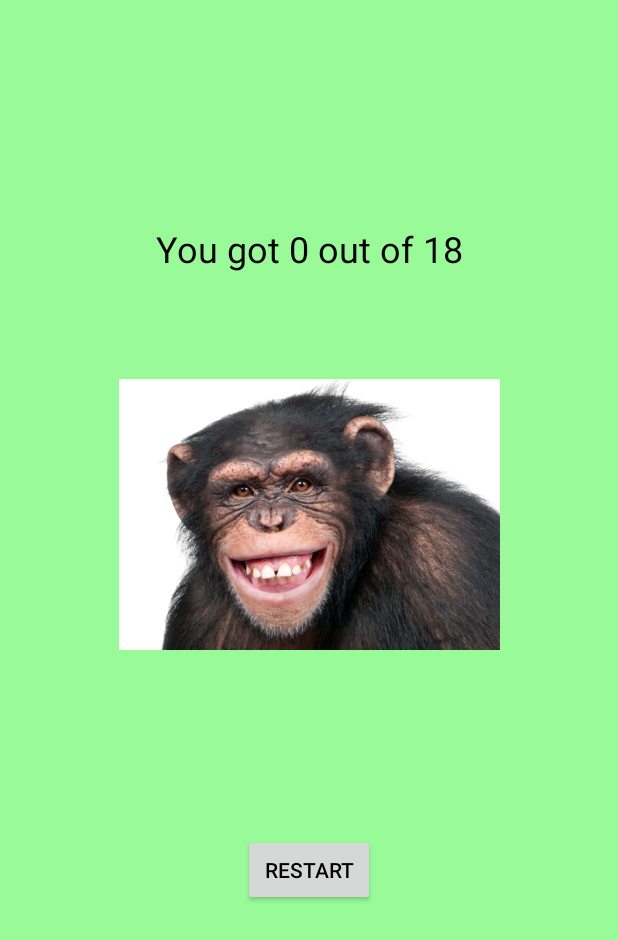
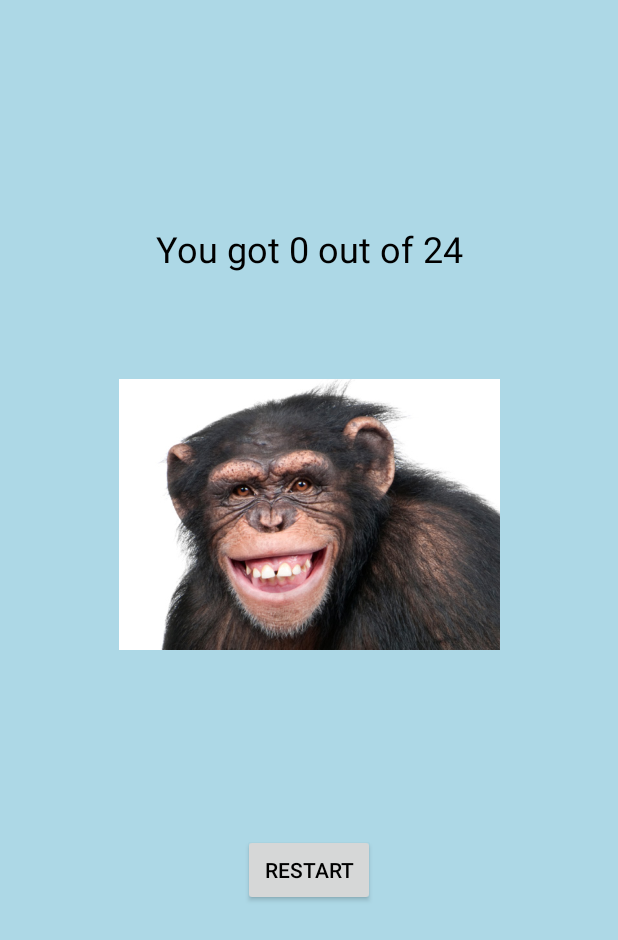
Before and after one commit to varunknarayanswamy/VarunNarayanswamy_MAD, an Android app: the FinishActivity screen opened directly, with no data from a screen before it, on a phone screen of 412 x 824 dp. Shown: the top 940 px of the screen. Run offline under Robolectric (Android 15) with nearby library versions, the phone set to English and light mode, and no system bars.

Commit message:
I suck at math at thought 3x8 was 18.

```diff
--- a/projects/Project2 - ZoomQuiz/app/src/main/java/com/example/zoomquiz/FinishActivity.java
+++ b/projects/Project2 - ZoomQuiz/app/src/main/java/com/example/zoomquiz/FinishActivity.java
@@ -26,7 +26,7 @@ public class FinishActivity extends AppCompatActivity {
             Intent intent = getIntent();
             int finalScore = intent.getIntExtra("finalscore", 0);
             String scorenum = Integer.toString(finalScore);
-            String score = "You got " + scorenum + " out of 18";
+            String score = "You got " + scorenum + " out of 24";
             finalScoreView.setText(score);
         }
     }
--- a/projects/Project2 - ZoomQuiz/app/src/main/res/values/colors.xml
+++ b/projects/Project2 - ZoomQuiz/app/src/main/res/values/colors.xml
@@ -3,6 +3,6 @@
     <color name="colorPrimary">#008577</color>
     <color name="colorPrimaryDark">#00574B</color>
     <color name="colorAccent">#D81B60</color>
-    <color name="background">#98FB98</color>
+    <color name="background">#add8e6</color>
     <color name="textcolor">#000000</color>
 </resources>
```
Also changed, not shown: 1 other file.
